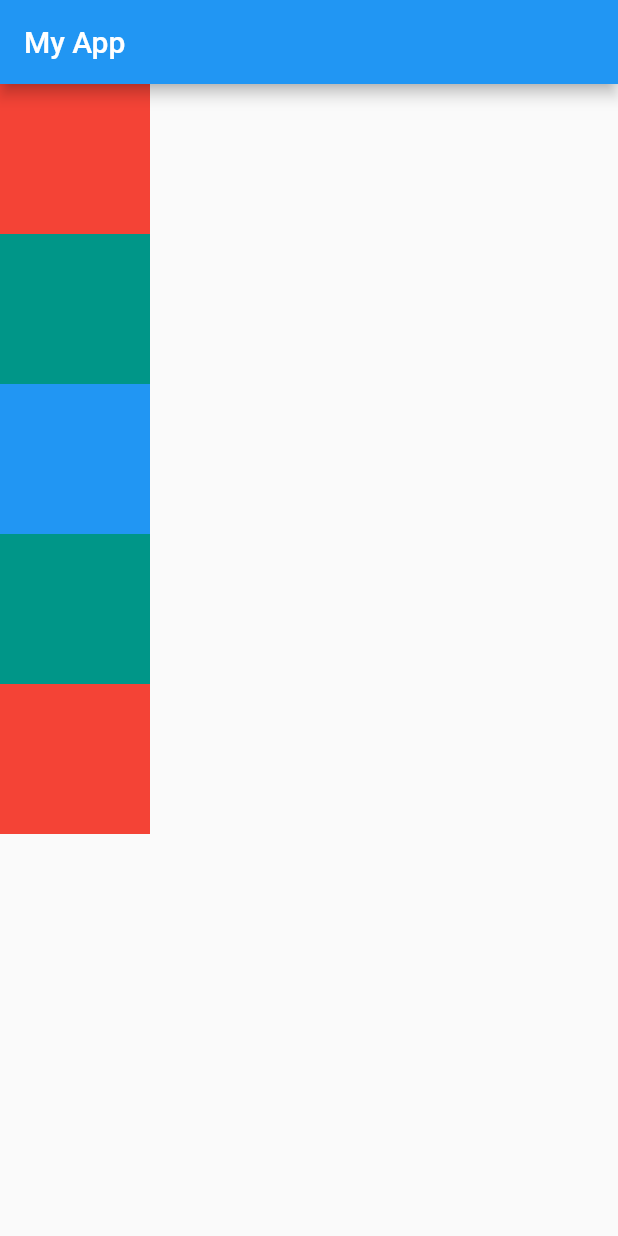
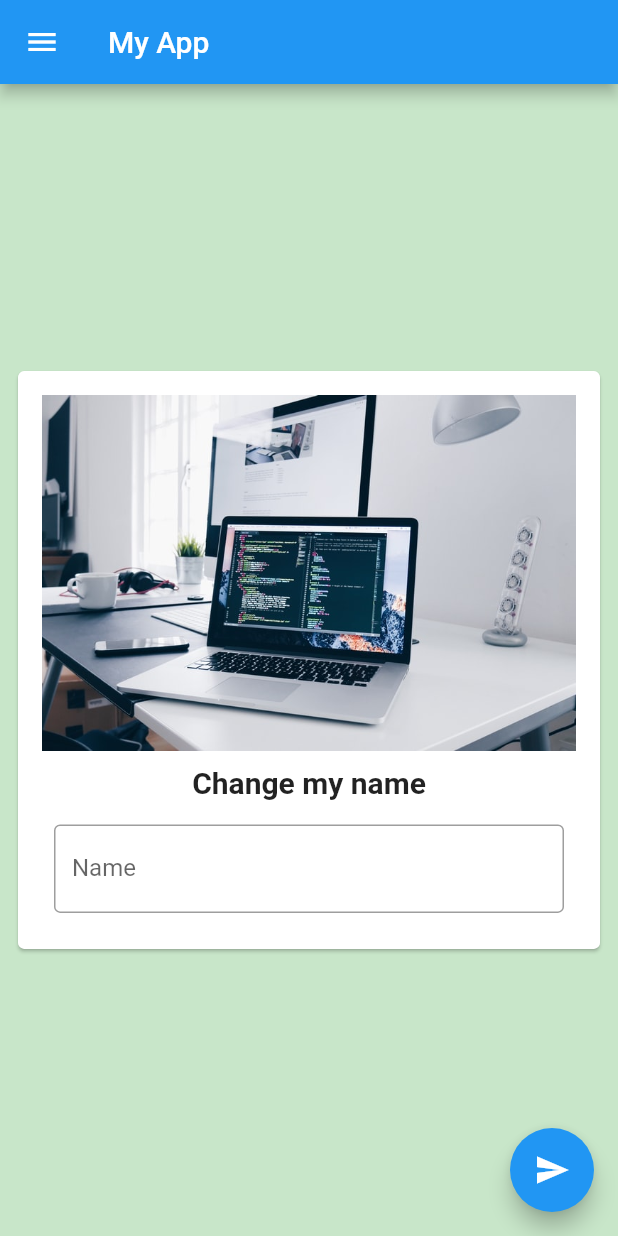
Before and after one commit to AashiqinCode/First_Flutter_HandsOn, a Flutter app: the screen it shows after launch, on a phone screen of 412 x 824 dp. Run offline on Flutter 3.47's test engine with Material 2 defaults, Android fonts, the phone set to English and light mode, and no system bars.

Commit message:
ch-3 completer

```diff
--- a/lib/main.dart
+++ b/lib/main.dart
@@ -10,7 +10,30 @@ void main() {
 }
 
 // Stateless widget=>created using a shortcut-stle
-class Homepage extends StatelessWidget {
+class Homepage extends StatefulWidget {
+  @override
+  _HomepageState createState() => _HomepageState();
+}
+
+class _HomepageState extends State<Homepage> {
+  var myText = "Change my name";
+  TextEditingController _nameController = TextEditingController();
+
+  // Used to initialize something before starting of the screen
+  @override
+  void initState() {
+    // TODO: implement initState
+    super.initState();
+  }
+
+
+  @override
+  void dispose() {
+    // TODO: implement dispose
+    super.dispose();
+  }
+
+
   @override
   Widget build(BuildContext context) {
     // return Container(
@@ -20,46 +43,114 @@ class Homepage extends StatelessWidget {
 
     //Scaffold has prebuild some widget themes
     return Scaffold(
+      backgroundColor: Colors.green[100],
       appBar: AppBar(
         title: Text("My App"),
       ),
 
       // Container is similiar to <Div>
-      body: Container(
-        height: 500,
-        color: Colors.teal,
+      body: Center(
         // use child: Row for changes
-        child: Column(
-          // mainAxisAlignment: MainAxisAlignment.center,
-          //  mainAxisAlignment: MainAxisAlignment.spaceBetween,
-          mainAxisAlignment: MainAxisAlignment.spaceBetween,
-          crossAxisAlignment: CrossAxisAlignment.center,
+        // child: Container(
+        //   height: 100,
+        //   width: 100,
+        //   color: Colors.teal,
+        // ),
+        child: Padding(
+          padding: const EdgeInsets.all(8.0),
 
-          children: <Widget>[
-            Container(
-              padding: const EdgeInsets.all(9),
-              width: 100,
-              height: 100,
-              color: Colors.red,
-              alignment: Alignment.center,
+          // Scrollable view
+          child: SingleChildScrollView(
+            child: Card(
+              child: Padding(
+                padding: const EdgeInsets.all(16.0),
+                child: Column(
+                  children: <Widget>[
+                    Image.asset(
+                      "assets/bg.jpg",
+                    ),
+                    SizedBox(
+                      height: 10,
+                    ),
+                    Text(
+                      myText,
+                      style:
+                          TextStyle(fontSize: 20, fontWeight: FontWeight.bold),
+                    ),
+                    SizedBox(
+                      height: 08,
+                    ),
+                    Padding(
+                      padding: const EdgeInsets.all(8.0),
+                      child: TextField(
+                        controller: _nameController,
+                        decoration: InputDecoration(
+                            border: OutlineInputBorder(),
+                            hintText: "Enter Name:",
+                            labelText: "Name"),
+                      ),
+                    )
+                  ],
+                ),
+              ),
             ),
-            Container(
-              padding: const EdgeInsets.all(9),
-              width: 100,
-              height: 100,
-              color: Colors.blue,
-              alignment: Alignment.center,
-            ),
-            Container(
-              padding: const EdgeInsets.all(9),
-              width: 100,
-              height: 100,
-              color: Colors.red,
-              alignment: Alignment.center,
-            )
-          ],
+          ),
         ),
       ),
+      drawer: Drawer(
+        // key: ,
+
+        child: ListView(
+
+            // Padding is becoz the listview has some padding at the top by default
+            padding: const EdgeInsets.all(0),
+            // Listview,rows,columns must have children
+            children: <Widget>[
+              UserAccountsDrawerHeader(
+                accountName: Text("Aashiq Ahmed"),
+                accountEmail: Text("aashiqahmed10101@gmail.com"),
+                // currentAccountPicture: Image.network(
+                //     "https://images.unsplash.com/photo-1488052001737-d4decfe00039?ixlib=rb-1.2.1&ixid=eyJhcHBfaWQiOjEyMDd9&auto=format&fit=crop&w=889&q=80"),
+
+                currentAccountPicture: CircleAvatar(
+                  backgroundImage: NetworkImage(
+                      "https://images.unsplash.com/photo-1488052001737-d4decfe00039?ixlib=rb-1.2.1&ixid=eyJhcHBfaWQiOjEyMDd9&auto=format&fit=crop&w=889&q=80"),
+                ),
+              ),
+              ListTile(
+                leading: Icon(Icons.person),
+                title: Text("Aashiq ahmed"),
+                subtitle: Text("Developer"),
+                trailing: Icon(Icons.edit),
+                onTap: () {},
+              ),
+              ListTile(
+                leading: Icon(Icons.email),
+                title: Text("Email"),
+                subtitle: Text("aashiqahmed10101@gmail.com"),
+                trailing: Icon(Icons.edit),
+              ),
+              ListTile(
+                leading: Icon(Icons.phone),
+                title: Text("Phone"),
+                subtitle: Text("8838098146"),
+                trailing: Icon(Icons.edit),
+              ),
+            ]),
+      ),
+      floatingActionButton: FloatingActionButton(
+        onPressed: () {
+          myText = _nameController.text;
+
+          setState(() {});
+
+          // Clears the text field after button press
+          _nameController.clear();
+        },
+        child: Icon(Icons.send),
+        hoverColor: Colors.black,
+      ),
+      // floatingActionButtonLocation: FloatingActionButtonLocation.endFloat,
     );
   }
 }
```
Also changed, not shown: pubspec.yaml (+3 -8 lines), assets/bg.jpg (added).
